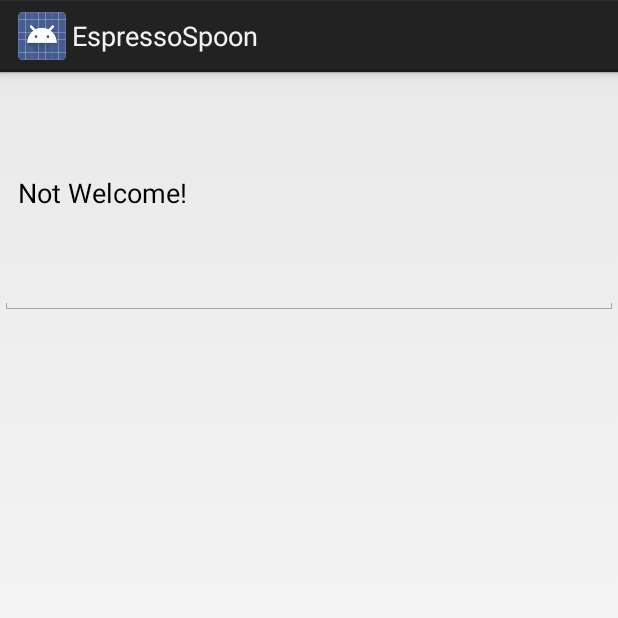
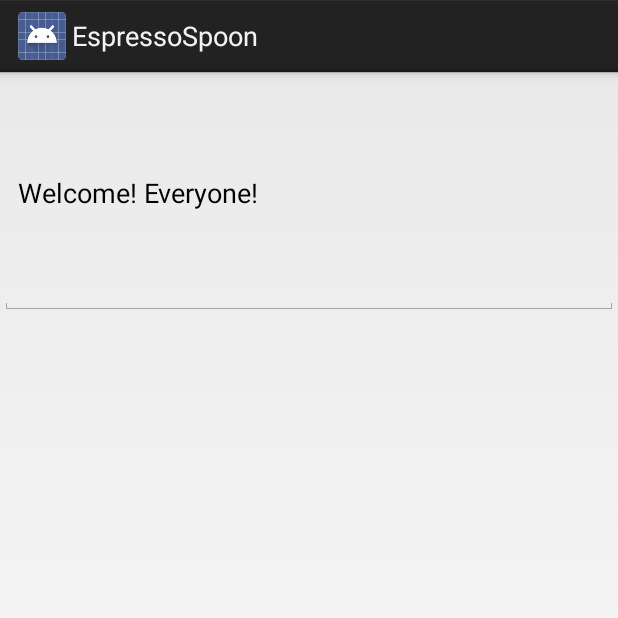
Before and after one commit to emmasuzuki/EspressoSpoonDemo, an Android app: the HomeActivity screen opened directly, with no data from a screen before it, on a phone screen of 412 x 824 dp, the top half of it. Run offline under Robolectric (Android 15) with nearby library versions, the phone set to English and light mode, and no system bars.

Commit message:
Added correct welcome message

```diff
--- a/app/src/main/res/layout/homepage.xml
+++ b/app/src/main/res/layout/homepage.xml
@@ -10,5 +10,5 @@
         android:layout_height="162dp"
         android:ems="10"
         android:inputType="textPersonName"
-        android:text="@string/wrong_welcome_msg" />
+        android:text="@string/welcome_msg" />
 </LinearLayout>
```
